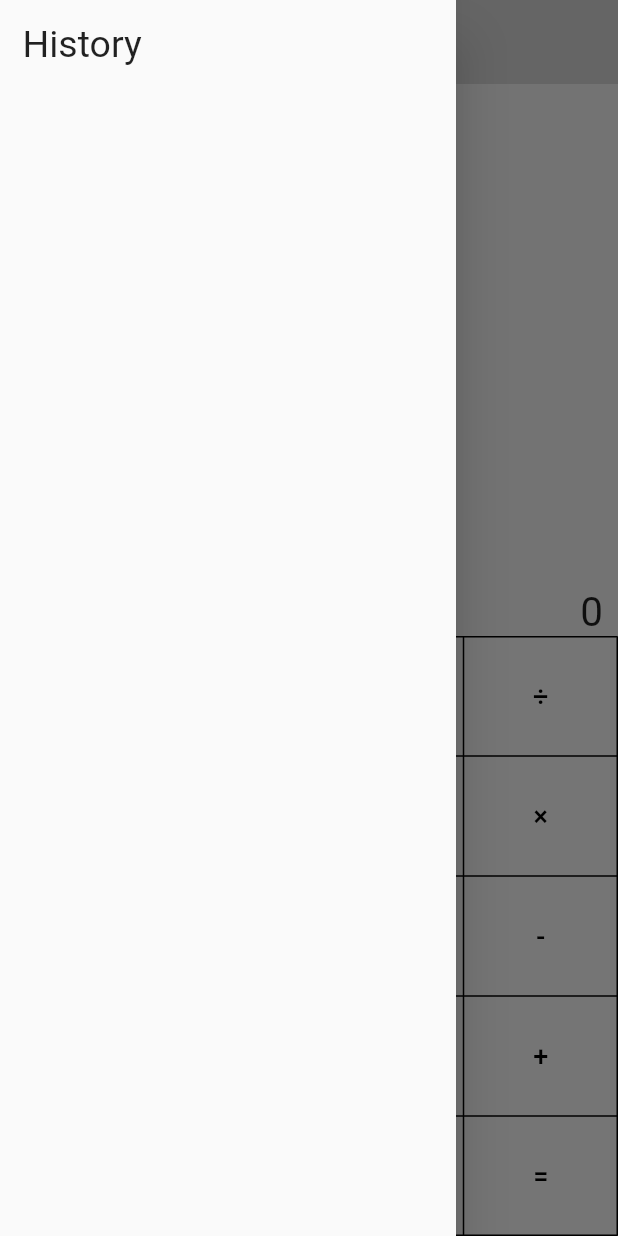
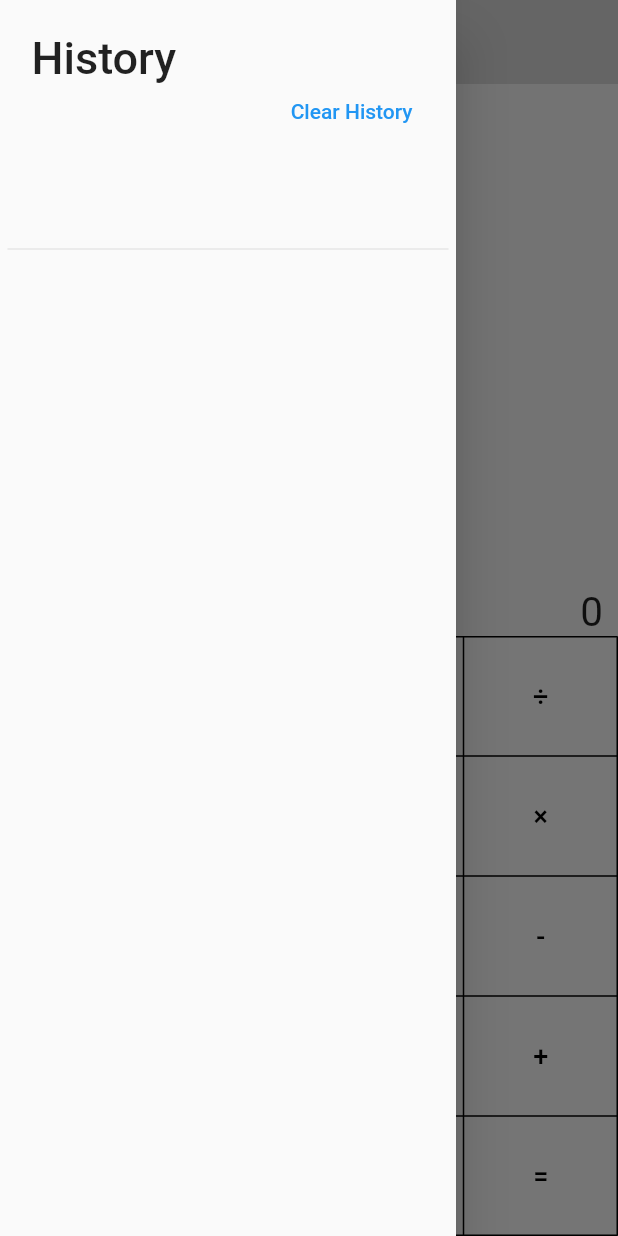
Before and after one commit to jungmln-0078/FlutterCalculator, a Flutter app: the screen it shows after launch, with the side drawer open, on a phone screen of 412 x 824 dp. Run offline on Flutter 3.47's test engine with Material 2 defaults, Android fonts, the phone set to English and light mode, and no system bars.

Commit message:
drawer fix (add Clear History button)

```diff
--- a/lib/main.dart
+++ b/lib/main.dart
@@ -27,7 +27,7 @@ class CalculatorState extends State<Calculator> {
   String _text = "0";
   String _tempText = "";
   List<String> _list = [];
-  final List<String> _history = [];
+  List<String> _history = [];
 
   @override
   Widget build(BuildContext context) {
@@ -300,6 +300,12 @@ class CalculatorState extends State<Calculator> {
     return t ? d : d.floor();
   }
 
+  void _clearHistory() {
+    setState(() {
+      _history = [];
+    });
+  }
+
   TextStyle _buttonTextStyle() {
     return const TextStyle(
       fontSize: 18,
@@ -337,7 +343,7 @@ class CalculatorState extends State<Calculator> {
       itemBuilder: (context, index) {
         if (index == 0) return _historyHeader();
         return ListTile(
-          title: Text(_history[index - 1]),
+          title: Text(_history[_history.length - index]),
         );
       },
       separatorBuilder: (context, index) {
@@ -348,9 +354,30 @@ class CalculatorState extends State<Calculator> {
   }
 
   Widget _historyHeader() {
-    return Container(
-      padding: const EdgeInsets.all(10.0),
-      child: const Text("History", style: TextStyle(fontSize: 25)),
+    return DrawerHeader(
+      child: Wrap(
+        children: [
+          const Text(
+            "History",
+            style: TextStyle(
+              fontSize: 30,
+            ),
+          ),
+          Align(
+            alignment: Alignment.bottomRight,
+            child: TextButton(
+              style: TextButton.styleFrom(
+                  tapTargetSize: MaterialTapTargetSize.shrinkWrap),
+              onPressed: () {
+                _clearHistory();
+              },
+              child: const Text(
+                "Clear History",
+              ),
+            ),
+          )
+        ],
+      ),
     );
   }
 }
```
